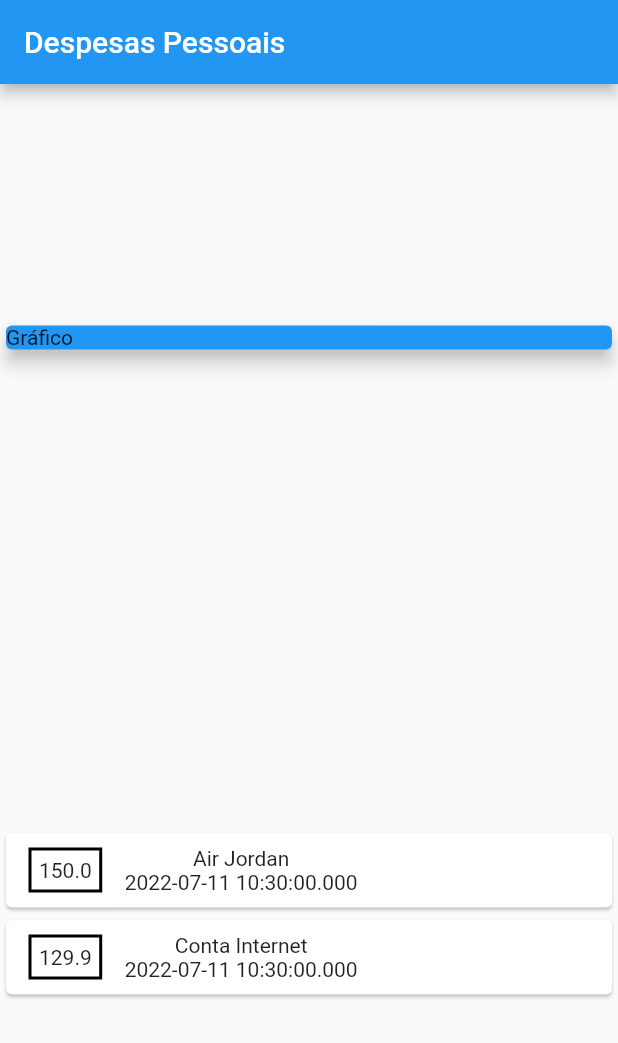
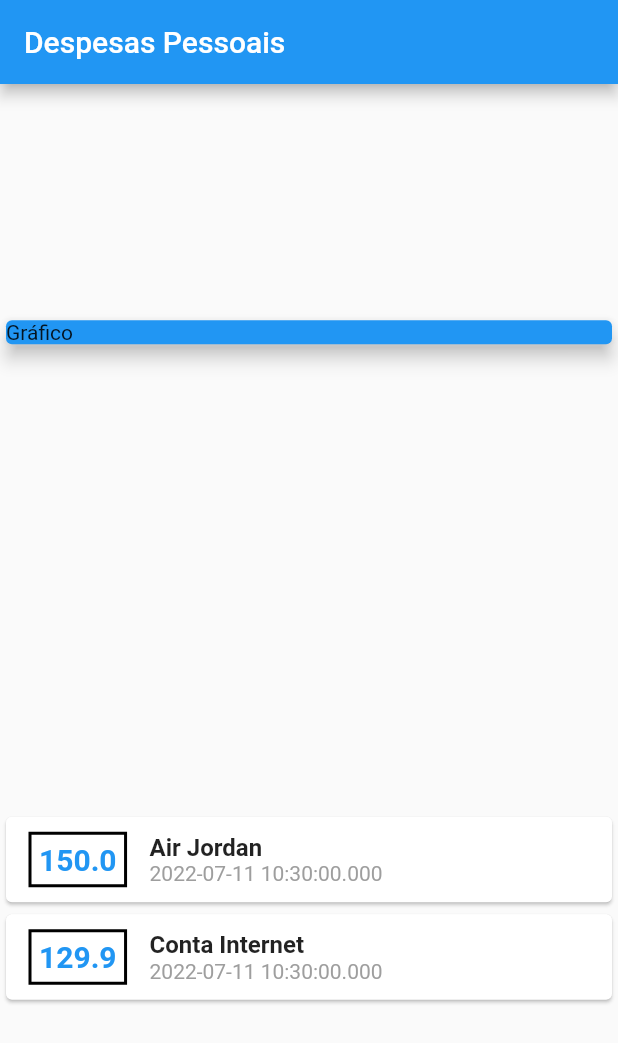
Before and after one commit to JoaoVGStahl/expenses, a Flutter app: the screen it shows after launch, on a phone screen of 412 x 824 dp. Shown: the top 1043 px of the screen. Run offline on Flutter 3.47's test engine with Material 2 defaults, Android fonts, the phone set to English and light mode, and no system bars.

Commit message:
Estilização Card

```diff
--- a/lib/main.dart
+++ b/lib/main.dart
@@ -61,12 +61,28 @@ class MyHomePage extends StatelessWidget {
                         padding: EdgeInsets.all(5),
                         child: Text(
                           tr.value.toString(),
+                          style: TextStyle(
+                              fontWeight: FontWeight.bold,
+                              fontSize: 20,
+                              color: Colors.blue),
                         ),
                       ),
                       Column(
+                        crossAxisAlignment: CrossAxisAlignment.start,
                         children: [
-                          Text(tr.title),
-                          Text(tr.date.toString()),
+                          Text(
+                            tr.title,
+                            style: TextStyle(
+                              fontSize: 16,
+                              fontWeight: FontWeight.bold,
+                            ),
+                          ),
+                          Text(
+                            tr.date.toString(),
+                            style: TextStyle(
+                              color: Colors.grey,
+                            ),
+                          )
                         ],
                       )
                     ],
```
